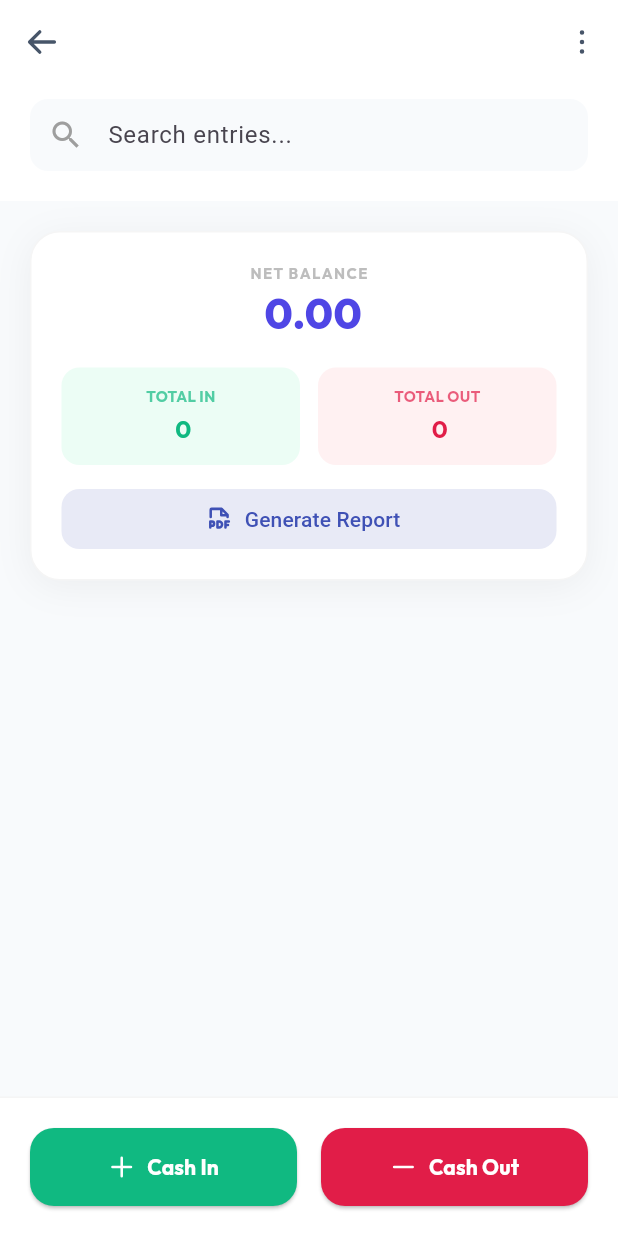
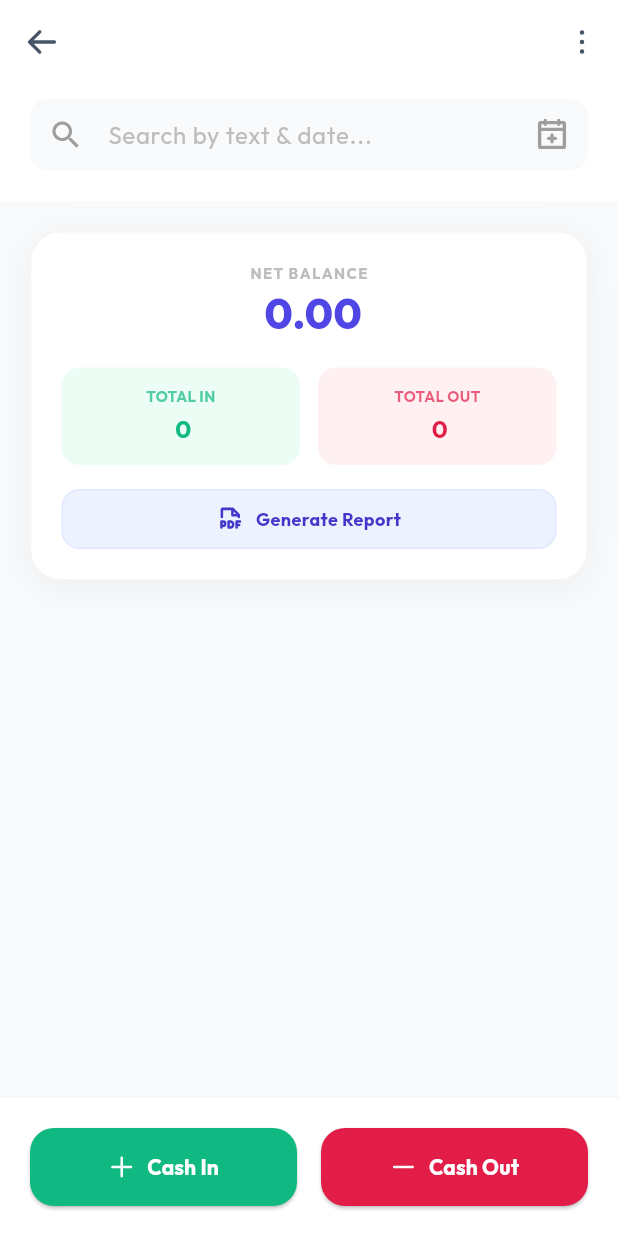
Before and after one commit to BajWarring/Sage_Books, a Flutter app: the CashbookPage screen opened directly with empty values, on a phone screen of 412 x 824 dp. Run offline on Flutter 3.47's test engine with Material 3 defaults, Android fonts, the phone set to English and light mode, and no system bars; our stand-ins replace cloud_firestore, firebase_auth, firebase_core, google_fonts, google_sign_in, lottie and 1 more; accounts and stored records are empty; network calls fail.

Commit message:
Update cashbook_page.dart

```diff
--- a/lib/cashbook/cashbook_page.dart
+++ b/lib/cashbook/cashbook_page.dart
@@ -13,26 +13,24 @@ class CashbookPage extends StatefulWidget {
   final String cashbookName;
   final String currency;
 
-  const CashbookPage({
-    super.key,
-    required this.user,
-    required this.cashbookId,
-    required this.cashbookName,
-    required this.currency,
-  });
+  const CashbookPage({super.key, required this.user, required this.cashbookId, required this.cashbookName, required this.currency});
 
   @override
   State<CashbookPage> createState() => _CashbookPageState();
 }
 
 class _CashbookPageState extends State<CashbookPage> {
-  // --- HELPERS ---
+  // Search & Filter State
+  String _searchText = "";
+  DateTime? _startDate;
+  DateTime? _endDate;
+  final TextEditingController _searchCtrl = TextEditingController();
+
   String _formatDate(DateTime date) {
     final now = DateTime.now();
     final today = DateTime(now.year, now.month, now.day);
     final yesterday = DateTime(now.year, now.month, now.day - 1);
     final checkDate = DateTime(date.year, date.month, date.day);
-
     if (checkDate == today) return "Today";
     if (checkDate == yesterday) return "Yesterday";
     return DateFormat('MMM d, y').format(date);
@@ -40,43 +38,55 @@ class _CashbookPageState extends State<CashbookPage> {
 
   String _formatTime(Timestamp t) => DateFormat('h:mm a').format(t.toDate());
 
+  // Show Date Range Picker
+  Future<void> _pickDateRange() async {
+    final picked = await showDateRangePicker(
+      context: context,
+      firstDate: DateTime(2020),
+      lastDate: DateTime(2030),
+      builder: (context, child) {
+        return Theme(data: ThemeData.light().copyWith(primaryColor: Colors.indigo, colorScheme: const ColorScheme.light(primary: Colors.indigo)), child: child!);
+      },
+    );
+    if (picked != null) {
+      setState(() {
+        _startDate = picked.start;
+        _endDate = picked.end;
+      });
+    }
+  }
+
   @override
   Widget build(BuildContext context) {
     final String symbol = widget.currency;
 
     return Scaffold(
       backgroundColor: const Color(0xFFF8FAFC),
-      // --- APP BAR ---
       appBar: AppBar(
         backgroundColor: Colors.white,
         elevation: 0,
-        leading: IconButton(
-          icon: Icon(PhosphorIcons.arrowLeft(PhosphorIconsStyle.bold), color: const Color(0xFF475569)),
-          onPressed: () => Navigator.pop(context),
-        ),
-        title: Text(
-          widget.cashbookName,
-          style: GoogleFonts.outfit(color: const Color(0xFF1E293B), fontWeight: FontWeight.bold, fontSize: 18),
-        ),
-        actions: [
-          IconButton(
-            icon: Icon(PhosphorIcons.dotsThreeVertical(PhosphorIconsStyle.bold), color: const Color(0xFF475569)),
-            onPressed: () {}, // Options
-          ),
-        ],
+        leading: IconButton(icon: Icon(PhosphorIcons.arrowLeft(PhosphorIconsStyle.bold), color: const Color(0xFF475569)), onPressed: () => Navigator.pop(context)),
+        title: Text(widget.cashbookName, style: GoogleFonts.outfit(color: const Color(0xFF1E293B), fontWeight: FontWeight.bold, fontSize: 18)),
+        actions: [IconButton(icon: Icon(PhosphorIcons.dotsThreeVertical(PhosphorIconsStyle.bold), color: const Color(0xFF475569)), onPressed: () {})],
       ),
-
-      // --- BODY ---
       body: Column(
         children: [
-          // 1. SEARCH BAR
+          // --- SEARCH & FILTER BAR ---
           Container(
             padding: const EdgeInsets.fromLTRB(20, 10, 20, 20),
             color: Colors.white,
             child: TextField(
+              controller: _searchCtrl,
+              onChanged: (v) => setState(() => _searchText = v.toLowerCase()),
               decoration: InputDecoration(
-                hintText: "Search entries...",
+                hintText: "Search by text & date...",
+                hintStyle: GoogleFonts.outfit(color: Colors.grey.shade400),
                 prefixIcon: const Icon(Icons.search, color: Colors.grey),
+                // CALENDAR ICON AT RIGHT
+                suffixIcon: IconButton(
+                  icon: Icon(PhosphorIcons.calendarPlus(PhosphorIconsStyle.bold), color: (_startDate != null) ? Colors.indigo : Colors.grey),
+                  onPressed: _pickDateRange,
+                ),
                 filled: true,
                 fillColor: const Color(0xFFF8FAFC),
                 contentPadding: EdgeInsets.zero,
@@ -85,51 +95,48 @@ class _CashbookPageState extends State<CashbookPage> {
             ),
           ),
 
-          // 2. MAIN LIST
           Expanded(
             child: StreamBuilder<QuerySnapshot>(
-              stream: FirebaseFirestore.instance
-                  .collection('users')
-                  .doc(widget.user.uid)
-                  .collection('cashbooks')
-                  .doc(widget.cashbookId)
-                  .collection('entries')
-                  .orderBy('date', descending: true)
-                  .snapshots(),
+              stream: FirebaseFirestore.instance.collection('users').doc(widget.user.uid).collection('cashbooks').doc(widget.cashbookId).collection('entries').orderBy('date', descending: true).snapshots(),
               builder: (context, snapshot) {
-                if (snapshot.connectionState == ConnectionState.waiting) {
-                  return const Center(child: CircularProgressIndicator());
+                if (snapshot.connectionState == ConnectionState.waiting) return const Center(child: CircularProgressIndicator());
+
+                var docs = snapshot.data?.docs ?? [];
+
+                // --- CLIENT SIDE FILTERING ---
+                if (_searchText.isNotEmpty || _startDate != null) {
+                  docs = docs.where((doc) {
+                    final data = doc.data() as Map<String, dynamic>;
+                    final date = (data['date'] as Timestamp).toDate();
+
+                    // Text Filter
+                    bool matchText = _searchText.isEmpty ||
+                                     data['remarks'].toString().toLowerCase().contains(_searchText) ||
+                                     data['category'].toString().toLowerCase().contains(_searchText);
+
+                    // Date Filter
+                    bool matchDate = true;
+                    if (_startDate != null && _endDate != null) {
+                      matchDate = date.isAfter(_startDate!.subtract(const Duration(days: 1))) && date.isBefore(_endDate!.add(const Duration(days: 1)));
+                    }
+                    return matchText && matchDate;
+                  }).toList();
                 }
 
-                final docs = snapshot.data?.docs ?? [];
+                // Calculate Totals
+                double totalIn = 0, totalOut = 0;
+                for (var doc in docs) {
+                  double val = (doc.data() as Map)['amount'];
+                  if ((doc.data() as Map)['type'] == 'in') totalIn += val; else totalOut += val;
+                }
+                double net = totalIn - totalOut;
 
-                // --- A. CALCULATE TOTALS ---
-                double totalIn = 0;
-                double totalOut = 0;
+                // Group
+                Map<String, List<QueryDocumentSnapshot>> grouped = {};
                 for (var doc in docs) {
-                  final data = doc.data() as Map<String, dynamic>;
-                  double val = (data['amount'] ?? 0).toDouble();
-                  if (data['type'] == 'in') {
-                    totalIn += val;
-                  } else {
-                    totalOut += val;
-                  }
-                }
-                double netBalance = totalIn - totalOut;
-
-                // --- B. GROUP ENTRIES BY DATE ---
-                // We use a Map<String, List> to group them
-                Map<String, List<QueryDocumentSnapshot>> groupedEntries = {};
-
-                for (var doc in docs) {
-                  final data = doc.data() as Map<String, dynamic>;
-                  final timestamp = data['date'] as Timestamp;
-                  final dateKey = _formatDate(timestamp.toDate());
-
-                  if (!groupedEntries.containsKey(dateKey)) {
-                    groupedEntries[dateKey] = [];
-                  }
-                  groupedEntries[dateKey]!.add(doc);
+                  String key = _formatDate((doc.data() as Map)['date'].toDate());
+                  if (!grouped.containsKey(key)) grouped[key] = [];
+                  grouped[key]!.add(doc);
                 }
 
                 return ListView(
@@ -138,46 +145,37 @@ class _CashbookPageState extends State<CashbookPage> {
                     // --- SUMMARY CARD ---
                     Container(
                       padding: const EdgeInsets.all(20),
-                      decoration: BoxDecoration(
-                        color: Colors.white,
-                        borderRadius: BorderRadius.circular(20),
-                        border: Border.all(color: Colors.grey.shade100),
-                        boxShadow: [
-                          BoxShadow(color: Colors.black.withOpacity(0.05), blurRadius: 20, offset: const Offset(0, 4))
-                        ],
-                      ),
+                      decoration: BoxDecoration(color: Colors.white, borderRadius: BorderRadius.circular(20), border: Border.all(color: Colors.grey.shade100), boxShadow: [BoxShadow(color: Colors.black.withOpacity(0.05), blurRadius: 20, offset: const Offset(0, 4))]),
                       child: Column(
                         children: [
                           Text("NET BALANCE", style: GoogleFonts.outfit(fontSize: 10, fontWeight: FontWeight.bold, color: Colors.grey.shade400, letterSpacing: 1.0)),
-                          Text(
-                            "$symbol ${netBalance.toStringAsFixed(2)}",
-                            style: GoogleFonts.outfit(fontSize: 28, fontWeight: FontWeight.w800, color: const Color(0xFF4F46E5)),
-                          ),
+                          Text("$symbol ${net.toStringAsFixed(2)}", style: GoogleFonts.outfit(fontSize: 28, fontWeight: FontWeight.w800, color: const Color(0xFF4F46E5))),
                           const SizedBox(height: 16),
-                          Row(
-                            children: [
-                              Expanded(
-                                child: _buildSummaryBox("TOTAL IN", "$symbol ${totalIn.toStringAsFixed(0)}", const Color(0xFFECFDF5), const Color(0xFF10B981)),
+                          Row(children: [
+                            Expanded(child: _buildSummaryBox("TOTAL IN", "$symbol ${totalIn.toStringAsFixed(0)}", const Color(0xFFECFDF5), const Color(0xFF10B981))),
+                            const SizedBox(width: 12),
+                            Expanded(child: _buildSummaryBox("TOTAL OUT", "$symbol ${totalOut.toStringAsFixed(0)}", const Color(0xFFFFF1F2), const Color(0xFFE11D48))),
+                          ]),
+                          const SizedBox(height: 16),
+
+                          // GENERATE REPORT BUTTON (MATCHED TO HTML)
+                          InkWell(
+                            onTap: (){},
+                            child: Container(
+                              height: 40,
+                              width: double.infinity,
+                              decoration: BoxDecoration(
+                                color: const Color(0xFFEEF2FF), // Indigo 50
+                                borderRadius: BorderRadius.circular(12),
+                                border: Border.all(color: const Color(0xFFE0E7FF)), // Indigo 100
                               ),
-                              const SizedBox(width: 12),
-                              Expanded(
-                                child: _buildSummaryBox("TOTAL OUT", "$symbol ${totalOut.toStringAsFixed(0)}", const Color(0xFFFFF1F2), const Color(0xFFE11D48)),
-                              ),
-                            ],
-                          ),
-                          const SizedBox(height: 16),
-                          SizedBox(
-                            width: double.infinity,
-                            height: 40,
-                            child: OutlinedButton.icon(
-                              onPressed: (){},
-                              icon: Icon(PhosphorIcons.filePdf(PhosphorIconsStyle.bold), size: 18),
-                              label: const Text("Generate Report"),
-                              style: OutlinedButton.styleFrom(
-                                foregroundColor: Colors.indigo,
-                                backgroundColor: Colors.indigo.shade50,
-                                side: BorderSide.none,
-                                shape: RoundedRectangleBorder(borderRadius: BorderRadius.circular(12))
+                              child: Row(
+                                mainAxisAlignment: MainAxisAlignment.center,
+                                children: [
+                                  Icon(PhosphorIcons.filePdf(PhosphorIconsStyle.bold), size: 18, color: const Color(0xFF4338CA)), // Indigo 700
+                                  const SizedBox(width: 8),
+                                  Text("Generate Report", style: GoogleFonts.outfit(fontSize: 12, fontWeight: FontWeight.bold, color: const Color(0xFF4338CA))),
+                                ],
                               ),
                             ),
                           )
@@ -186,100 +184,36 @@ class _CashbookPageState extends State<CashbookPage> {
                     ),
                     const SizedBox(height: 24),
 
-                    // --- GROUPED LIST RENDER ---
-                    // Iterate through the map entries
-                    ...groupedEntries.entries.map((entry) {
-                      String dateLabel = entry.key; // e.g., "Today"
-                      List<QueryDocumentSnapshot> dayDocs = entry.value;
-
+                    // --- ENTRIES ---
+                    ...grouped.entries.map((entry) {
                       return Column(
                         crossAxisAlignment: CrossAxisAlignment.start,
                         children: [
-                          // DATE HEADER (Displays once per group)
-                          Container(
-                            padding: const EdgeInsets.symmetric(horizontal: 10, vertical: 4),
-                            margin: const EdgeInsets.only(bottom: 12),
-                            decoration: BoxDecoration(
-                              color: Colors.grey.shade200,
-                              borderRadius: BorderRadius.circular(8),
-                            ),
-                            child: Text(
-                              dateLabel,
-                              style: GoogleFonts.outfit(fontSize: 12, fontWeight: FontWeight.bold, color: Colors.grey.shade600),
-                            ),
-                          ),
-
-                          // LIST OF CARDS FOR THIS DATE
-                          ...dayDocs.map((doc) {
+                          Container(padding: const EdgeInsets.symmetric(horizontal: 10, vertical: 4), margin: const EdgeInsets.only(bottom: 12), decoration: BoxDecoration(color: Colors.grey.shade200, borderRadius: BorderRadius.circular(8)), child: Text(entry.key, style: GoogleFonts.outfit(fontSize: 12, fontWeight: FontWeight.bold, color: Colors.grey.shade600))),
+                          ...entry.value.map((doc) {
                             final data = doc.data() as Map<String, dynamic>;
-                            final bool isIncome = data['type'] == 'in';
-
                             return GestureDetector(
-                              onTap: () {
-                                Navigator.push(
-                                  context,
-                                  MaterialPageRoute(
-                                    builder: (_) => EntryDetailsPage(
-                                      user: widget.user,
-                                      cashbookId: widget.cashbookId,
-                                      entryId: doc.id,
-                                      data: data,
-                                      currencySymbol: symbol
-                                    )
-                                  )
-                                );
-                              },
+                              onTap: () => Navigator.push(context, MaterialPageRoute(builder: (_) => EntryDetailsPage(user: widget.user, cashbookId: widget.cashbookId, entryId: doc.id, data: data, currencySymbol: symbol))),
                               child: Container(
                                 margin: const EdgeInsets.only(bottom: 12),
                                 padding: const EdgeInsets.all(16),
-                                decoration: BoxDecoration(
-                                  color: Colors.white,
-                                  borderRadius: BorderRadius.circular(16),
-                                  border: Border.all(color: Colors.grey.shade100),
-                                  boxShadow: [
-                                    BoxShadow(color: Colors.black.withOpacity(0.01), blurRadius: 4)
-                                  ],
-                                ),
-                                child: Row(
-                                  mainAxisAlignment: MainAxisAlignment.spaceBetween,
-                                  children: [
-                                    // Left Side: Remarks & Tags
-                                    Column(
-                                      crossAxisAlignment: CrossAxisAlignment.start,
-                                      children: [
-                                        Text(
-                                          data['remarks'] ?? 'No Remarks',
-                                          style: GoogleFonts.outfit(fontWeight: FontWeight.w600, color: const Color(0xFF1E293B)),
-                                        ),
-                                        const SizedBox(height: 6),
-                                        Row(
-                                          children: [
-                                            _buildTag(_formatTime(data['date'] as Timestamp)),
-                                            const SizedBox(width: 6),
-                                            _buildTag(data['paymentMethod'] ?? 'Cash'),
-                                          ],
-                                        ),
-                                      ],
-                                    ),
-                                    // Right Side: Amount
-                                    Text(
-                                      "${isIncome ? '+' : '-'} $symbol ${(data['amount'] ?? 0).toStringAsFixed(2)}",
-                                      style: GoogleFonts.outfit(
-                                        fontWeight: FontWeight.bold,
-                                        fontSize: 16,
-                                        color: isIncome ? const Color(0xFF10B981) : const Color(0xFFE11D48),
-                                      ),
-                                    ),
-                                  ],
-                                ),
+                                decoration: BoxDecoration(color: Colors.white, borderRadius: BorderRadius.circular(16), border: Border.all(color: Colors.grey.shade100), boxShadow: [BoxShadow(color: Colors.black.withOpacity(0.01), blurRadius: 4)]),
+                                child: Row(mainAxisAlignment: MainAxisAlignment.spaceBetween, children: [
+                                  Column(crossAxisAlignment: CrossAxisAlignment.start, children: [
+                                    Text(data['remarks'] ?? 'No Remarks', style: GoogleFonts.outfit(fontWeight: FontWeight.w600, color: const Color(0xFF1E293B))),
+                                    const SizedBox(height: 6),
+                                    // MATCHED TAGS TO REPORT BUTTON (Indigo-ish)
+                                    Row(children: [_buildTag(_formatTime(data['date'] as Timestamp)), const SizedBox(width: 6), _buildTag(data['paymentMethod'] ?? 'Cash')]),
+                                  ]),
+                                  Text("${data['type'] == 'in' ? '+' : '-'} $symbol ${(data['amount'] ?? 0).toStringAsFixed(2)}", style: GoogleFonts.outfit(fontWeight: FontWeight.bold, fontSize: 16, color: data['type'] == 'in' ? const Color(0xFF10B981) : const Color(0xFFE11D48))),
+                                ]),
                               ),
                             );
-                          }), // End of map docs
-
-                          const SizedBox(height: 12), // Spacer between groups
+                          }).toList(),
+                          const SizedBox(height: 12),
                         ],
                       );
-                    }), // End of map groupedEntries
+                    }).toList(),
                   ],
                 );
               },
@@ -287,86 +221,31 @@ class _CashbookPageState extends State<CashbookPage> {
           ),
         ],
       ),
-
-      // --- BOTTOM BUTTONS ---
       bottomNavigationBar: Container(
         padding: const EdgeInsets.all(20),
-        decoration: BoxDecoration(
-          color: Colors.white,
-          border: Border(top: BorderSide(color: Colors.grey.shade100)),
-        ),
-        child: Row(
-          children: [
-            Expanded(
-              child: ElevatedButton.icon(
-                onPressed: () => _openEntryForm('in'),
-                style: ElevatedButton.styleFrom(
-                  backgroundColor: const Color(0xFF10B981), // Emerald
-                  padding: const EdgeInsets.symmetric(vertical: 16),
-                  shape: RoundedRectangleBorder(borderRadius: BorderRadius.circular(16)),
-                ),
-                icon: Icon(PhosphorIcons.plus(PhosphorIconsStyle.bold), color: Colors.white),
-                label: Text("Cash In", style: GoogleFonts.outfit(fontWeight: FontWeight.bold, color: Colors.white)),
-              ),
-            ),
-            const SizedBox(width: 16),
-            Expanded(
-              child: ElevatedButton.icon(
-                onPressed: () => _openEntryForm('out'),
-                style: ElevatedButton.styleFrom(
-                  backgroundColor: const Color(0xFFE11D48), // Rose
-                  padding: const EdgeInsets.symmetric(vertical: 16),
-                  shape: RoundedRectangleBorder(borderRadius: BorderRadius.circular(16)),
-                ),
-                icon: Icon(PhosphorIcons.minus(PhosphorIconsStyle.bold), color: Colors.white),
-                label: Text("Cash Out", style: GoogleFonts.outfit(fontWeight: FontWeight.bold, color: Colors.white)),
-              ),
-            ),
-          ],
-        ),
+        decoration: BoxDecoration(color: Colors.white, border: Border(top: BorderSide(color: Colors.grey.shade100))),
+        child: Row(children: [
+          Expanded(child: ElevatedButton.icon(onPressed: () => _openEntryForm('in'), style: ElevatedButton.styleFrom(backgroundColor: const Color(0xFF10B981), padding: const EdgeInsets.symmetric(vertical: 16), shape: RoundedRectangleBorder(borderRadius: BorderRadius.circular(16))), icon: Icon(PhosphorIcons.plus(PhosphorIconsStyle.bold), color: Colors.white), label: Text("Cash In", style: GoogleFonts.outfit(fontWeight: FontWeight.bold, color: Colors.white)))),
+          const SizedBox(width: 16),
+          Expanded(child: ElevatedButton.icon(onPressed: () => _openEntryForm('out'), style: ElevatedButton.styleFrom(backgroundColor: const Color(0xFFE11D48), padding: const EdgeInsets.symmetric(vertical: 16), shape: RoundedRectangleBorder(borderRadius: BorderRadius.circular(16))), icon: Icon(PhosphorIcons.minus(PhosphorIconsStyle.bold), color: Colors.white), label: Text("Cash Out", style: GoogleFonts.outfit(fontWeight: FontWeight.bold, color: Colors.white)))),
+        ]),
       ),
     );
   }
 
-  void _openEntryForm(String type) {
-    Navigator.push(
-      context,
-      MaterialPageRoute(
-        builder: (_) => EntryForm(
-          user: widget.user,
-          cashbookId: widget.cashbookId,
-          initialType: type,
-        ),
-      ),
-    );
-  }
+  void _openEntryForm(String type) { Navigator.push(context, MaterialPageRoute(builder: (_) => EntryForm(user: widget.user, cashbookId: widget.cashbookId, initialType: type, currencySymbol: widget.currency))); }
+  Widget _buildSummaryBox(String label, String amount, Color bg, Color text) { return Container(padding: const EdgeInsets.all(12), decoration: BoxDecoration(color: bg, borderRadius: BorderRadius.circular(12)), child: Column(children: [Text(label, style: GoogleFonts.outfit(fontSize: 10, fontWeight: FontWeight.bold, color: text.withOpacity(0.7))), const SizedBox(height: 4), Text(amount, style: GoogleFonts.outfit(fontSize: 16, fontWeight: FontWeight.bold, color: text))])); }
 
-  Widget _buildSummaryBox(String label, String amount, Color bg, Color text) {
-    return Container(
-      padding: const EdgeInsets.all(12),
-      decoration: BoxDecoration(color: bg, borderRadius: BorderRadius.circular(12)),
-      child: Column(
-        children: [
-          Text(label, style: GoogleFonts.outfit(fontSize: 10, fontWeight: FontWeight.bold, color: text.withOpacity(0.7))),
-          const SizedBox(height: 4),
-          Text(amount, style: GoogleFonts.outfit(fontSize: 16, fontWeight: FontWeight.bold, color: text)),
-        ],
-      ),
-    );
-  }
-
+  // MATCH REPORT BUTTON TAG STYLE
   Widget _buildTag(String text) {
     return Container(
-      padding: const EdgeInsets.symmetric(horizontal: 6, vertical: 2),
+      padding: const EdgeInsets.symmetric(horizontal: 8, vertical: 3),
       decoration: BoxDecoration(
-        color: Colors.grey.shade50,
-        borderRadius: BorderRadius.circular(4),
-        border: Border.all(color: Colors.grey.shade200),
+        color: const Color(0xFFEEF2FF), // Indigo 50
+        borderRadius: BorderRadius.circular(6),
+        border: Border.all(color: const Color(0xFFE0E7FF)) // Indigo 100
       ),
-      child: Text(
-        text,
-        style: GoogleFonts.outfit(fontSize: 10, fontWeight: FontWeight.w600, color: Colors.grey.shade500),
-      ),
+      child: Text(text, style: GoogleFonts.outfit(fontSize: 10, fontWeight: FontWeight.bold, color: const Color(0xFF4338CA))) // Indigo 700
     );
   }
 }
```
